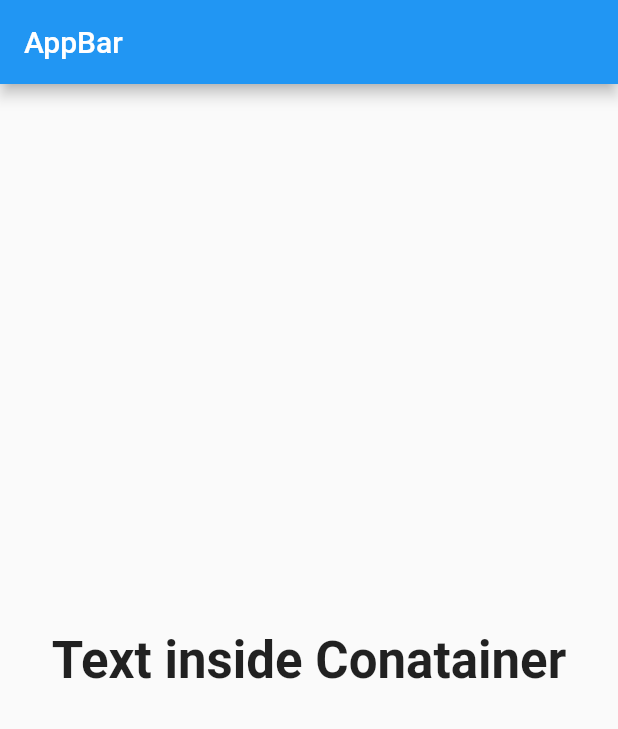
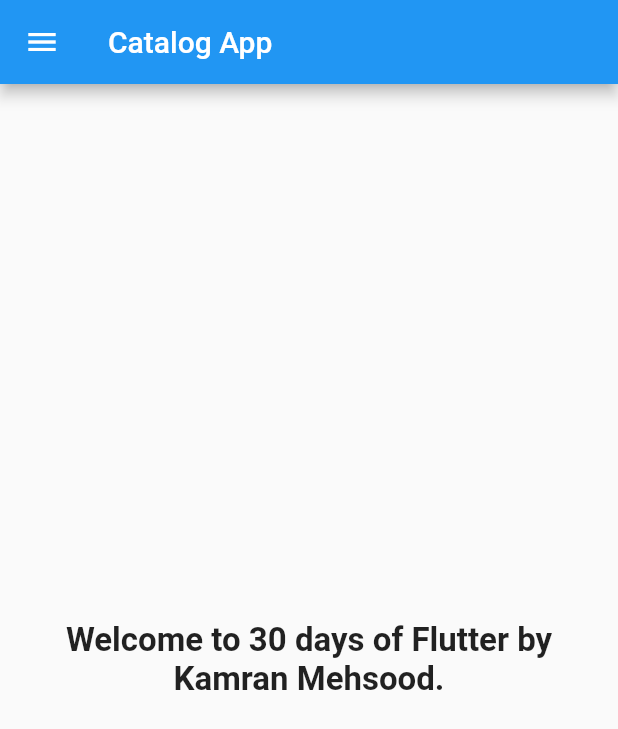
Before and after one commit to kamrandanish00/30DaysOfFlutter, a Flutter app: the screen it shows after launch, on a phone screen of 412 x 824 dp. Shown: the top 729 px of the screen. Run offline on Flutter 3.47's test engine with Material 2 defaults, Android fonts, the phone set to English and light mode, and no system bars.

Commit message:
day 2 completed

```diff
--- /dev/null
+++ b/lib/home_page.dart
@@ -0,0 +1,31 @@
+import 'package:flutter/material.dart';
+
+class HomePage extends StatelessWidget {
+  final int days = 30;
+  final String name = 'Kamran Mehsood';
+
+  @override
+  Widget build(BuildContext context) {
+    return Scaffold(
+      appBar: AppBar(
+        title: Text('Catalog App'),
+      ),
+      body: Center(
+        child: Container(
+          child: Padding(
+            padding: const EdgeInsets.all(8.0),
+            child: Text(
+              'Welcome to $days days of Flutter by $name.',
+              style: TextStyle(
+                fontSize: 22,
+                fontWeight: FontWeight.bold,
+              ),
+              textAlign: TextAlign.center,
+            ),
+          ),
+        ),
+      ),
+      drawer: Drawer(),
+    );
+  }
+}
--- a/lib/main.dart
+++ b/lib/main.dart
@@ -1,4 +1,5 @@
 import 'package:flutter/material.dart';
+import './home_page.dart';
 
 void main() => runApp(MyApp());
 
@@ -6,22 +7,7 @@ class MyApp extends StatelessWidget {
   @override
   Widget build(BuildContext context) {
     return MaterialApp(
-      home: Scaffold(
-        appBar: AppBar(
-          title: Text('AppBar'),
-        ),
-        body: Center(
-          child: Container(
-            child: Text(
-              'Text inside Conatainer',
-              style: TextStyle(
-                fontSize: 34,
-                fontWeight: FontWeight.bold,
-              ),
-            ),
-          ),
-        ),
-      ),
+      home: HomePage(),
     );
   }
 }
```
